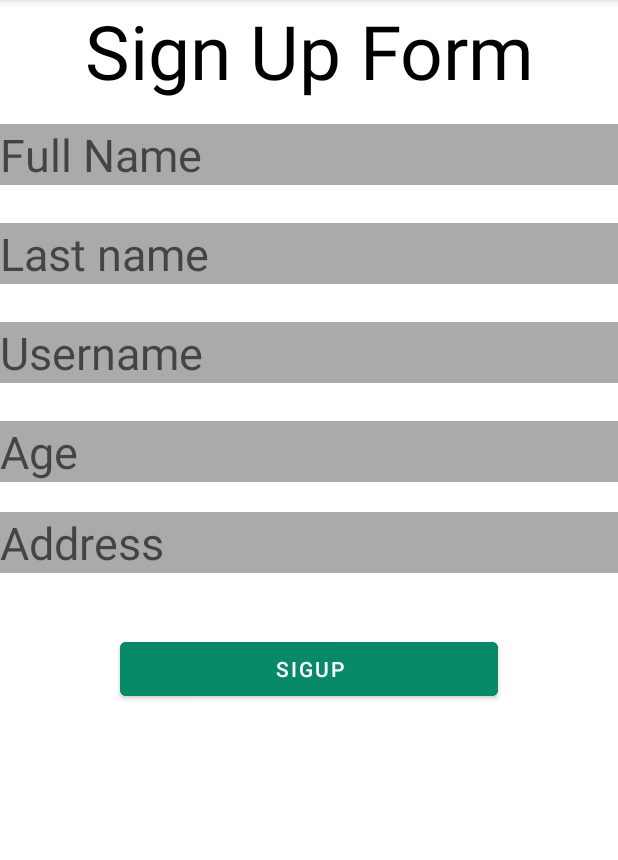
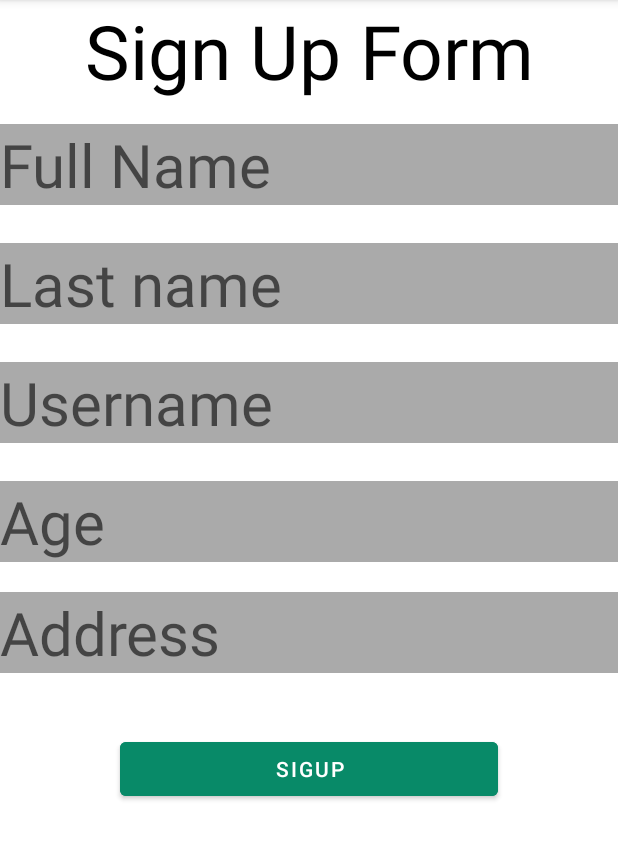
Before and after one commit to chhabi10/FinalAssignment, an Android app: the SignupActivity screen opened directly, with no data from a screen before it, on a phone screen of 412 x 824 dp, the part 84-944 px from its top. Run offline under Robolectric (Android 15) with nearby library versions, the phone set to English and light mode, and no system bars.

Commit message:
changes in xml and activity

```diff
--- a/app/build.gradle
+++ b/app/build.gradle
@@ -44,6 +44,7 @@ dependencies {
     implementation 'com.android.support.constraint:constraint-layout:1.1.3'
     implementation 'android.arch.navigation:navigation-fragment-ktx:1.0.0'
     implementation 'android.arch.navigation:navigation-ui-ktx:1.0.0'
+    implementation 'com.android.support:support-v4:28.0.0'
     testImplementation 'junit:junit:4.+'
     androidTestImplementation 'androidx.test.ext:junit:1.1.2'
     androidTestImplementation 'androidx.test.espresso:espresso-core:3.3.0'
--- a/app/src/main/AndroidManifest.xml
+++ b/app/src/main/AndroidManifest.xml
@@ -9,17 +9,15 @@
         android:roundIcon="@mipmap/ic_launcher_round"
         android:supportsRtl="true"
         android:theme="@style/Theme.FinalAssignment">
-
+        <activity android:name=".DashboardActivity"></activity>
         <activity android:name=".SignupActivity" />
-        <activity android:name=".LoginActivity"/>
-
+        <activity android:name=".LoginActivity" />
         <activity android:name=".MainActivity">
             <intent-filter>
                 <action android:name="android.intent.action.MAIN" />
 
                 <category android:name="android.intent.category.LAUNCHER" />
             </intent-filter>
-
         </activity>
     </application>
 
--- a/app/src/main/res/layout/activity_signup.xml
+++ b/app/src/main/res/layout/activity_signup.xml
@@ -24,7 +24,7 @@
             android:background="@android:color/darker_gray"
             android:hint="Full Name"
             android:inputType="textPersonName"
-            android:textSize="30sp"
+            android:textSize="40sp"
             android:textColor="@color/black"
             android:layout_marginTop="15dp"
             android:layout_marginBottom="10dp"/>
@@ -35,7 +35,7 @@
             android:hint="Last name"
             android:inputType="textPersonName"
             android:background="@android:color/darker_gray"
-            android:textSize="30sp"
+            android:textSize="40sp"
             android:textColor="@color/black"
             android:layout_marginTop="15dp"
             android:layout_marginBottom="10dp"/>
@@ -46,7 +46,7 @@
             android:hint="Username"
             android:inputType="textPersonName"
             android:background="@android:color/darker_gray"
-            android:textSize="30sp"
+            android:textSize="40sp"
             android:textColor="@color/black"
             android:layout_marginTop="15dp"
             android:layout_marginBottom="10dp"/>
@@ -59,7 +59,7 @@
             android:hint="Age"
             android:background="@android:color/darker_gray"
             android:inputType="number"
-            android:textSize="30sp"
+            android:textSize="40sp"
             android:layout_marginTop="15dp" />
     <EditText
         android:id="@+id/etaddress"
@@ -68,7 +68,7 @@
         android:hint="Address"
         android:layout_marginTop="20dp"
         android:background="@android:color/darker_gray"
-        android:textSize="30sp"
+        android:textSize="40sp"
         android:textColor="@color/black"/>
 
 
@@ -81,7 +81,6 @@
             android:layout_marginRight="80dp"
             android:layout_width="match_parent"
             android:layout_height="wrap_content"
-
             android:text="Sigup"
             android:layout_marginTop="40dp"
             android:backgroundTint="#088A68" />
--- /dev/null
+++ b/app/src/main/res/menu/navigation.xml
@@ -0,0 +1,4 @@
+<?xml version="1.0" encoding="utf-8"?>
+<menu xmlns:android="http://schemas.android.com/apk/res/android">
+
+</menu>
--- a/app/src/main/res/values/strings.xml
+++ b/app/src/main/res/values/strings.xml
@@ -9,4 +9,6 @@
 
     <string name="hello_first_fragment">Hello first fragment</string>
     <string name="hello_second_fragment">Hello second fragment. Arg: %1$s</string>
+    <!-- TODO: Remove or change this placeholder text -->
+    <string name="hello_blank_fragment">Hello blank fragment</string>
 </resources>
```
